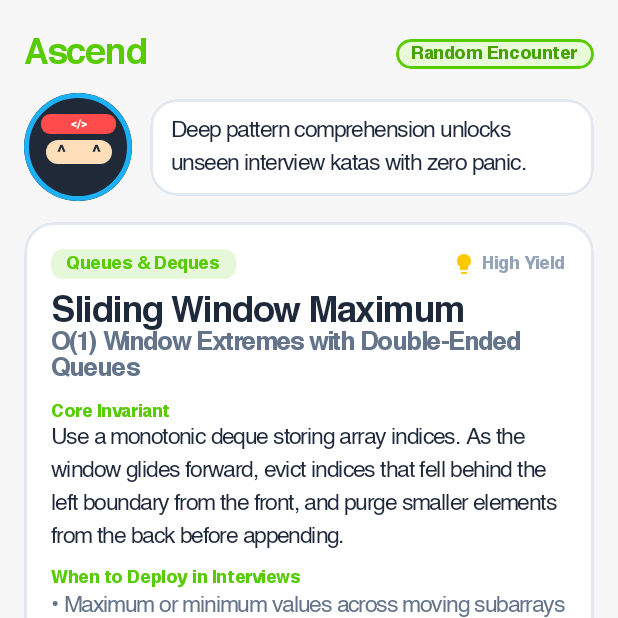
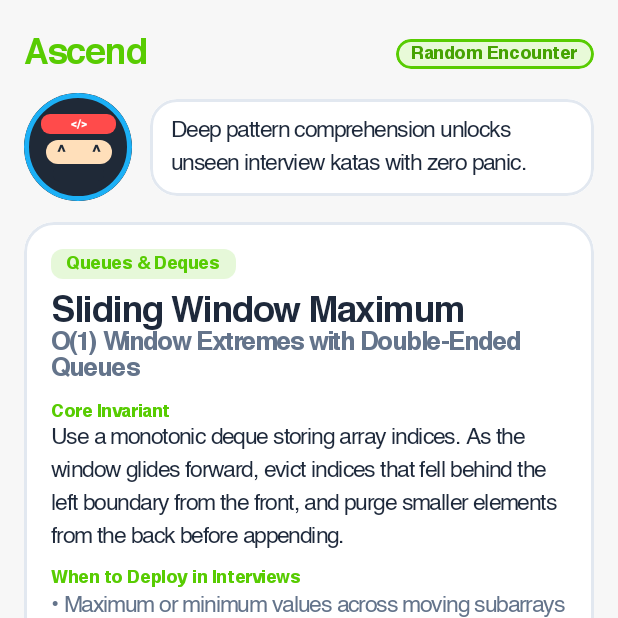
Before and after one commit to krazykarthik2/leetlingo, an Android app built with Jetpack Compose: the screen it shows after launch (MainActivity), after a tap on "Ascend", on a phone screen of 412 x 824 dp, the top half of it. Run offline under Robolectric (Android 15) with nearby library versions, the phone set to English and light mode, and no system bars; 1 other tap on this screen came first.

Commit message:
chore: declutter Reflect stats (no leak rate / win counts) and remove High Yield badge from Ascend

```diff
--- a/app/src/main/java/com/leetlingo/app/ui/screens/AscendScreen.kt
+++ b/app/src/main/java/com/leetlingo/app/ui/screens/AscendScreen.kt
@@ -76,11 +76,6 @@ fun AscendScreen(
                         .padding(18.dp)
                 ) {
                     Column {
-                        Row(
-                            modifier = Modifier.fillMaxWidth(),
-                            horizontalArrangement = Arrangement.SpaceBetween,
-                            verticalAlignment = Alignment.CenterVertically
-                        ) {
                         Box(
                             modifier = Modifier
                                 .clip(RoundedCornerShape(8.dp))
@@ -88,17 +83,6 @@ fun AscendScreen(
                                 .padding(horizontal = 10.dp, vertical = 4.dp)
                         ) {
                             Text(concept.topic.replaceFirstChar { it.uppercase() }, color = AscendGreen, style = HelveticaSmall)
-                            }
-                            Row(verticalAlignment = Alignment.CenterVertically) {
-                                Icon(
-                                    imageVector = Icons.Filled.Lightbulb,
-                                    contentDescription = "Core Concept",
-                                    tint = VaultYellow,
-                                    modifier = Modifier.size(16.dp)
-                                )
-                                Spacer(modifier = Modifier.width(4.dp))
-                                Text("High Yield", color = theme.textMuted, style = HelveticaSmall)
-                            }
                         }
 
                         Spacer(modifier = Modifier.height(10.dp))
```
Also changed, not shown: app/src/main/java/com/leetlingo/app/ui/screens/ReflectScreen.kt (+0 -18 lines). Lines whose indentation alone changed are shown as unchanged.
